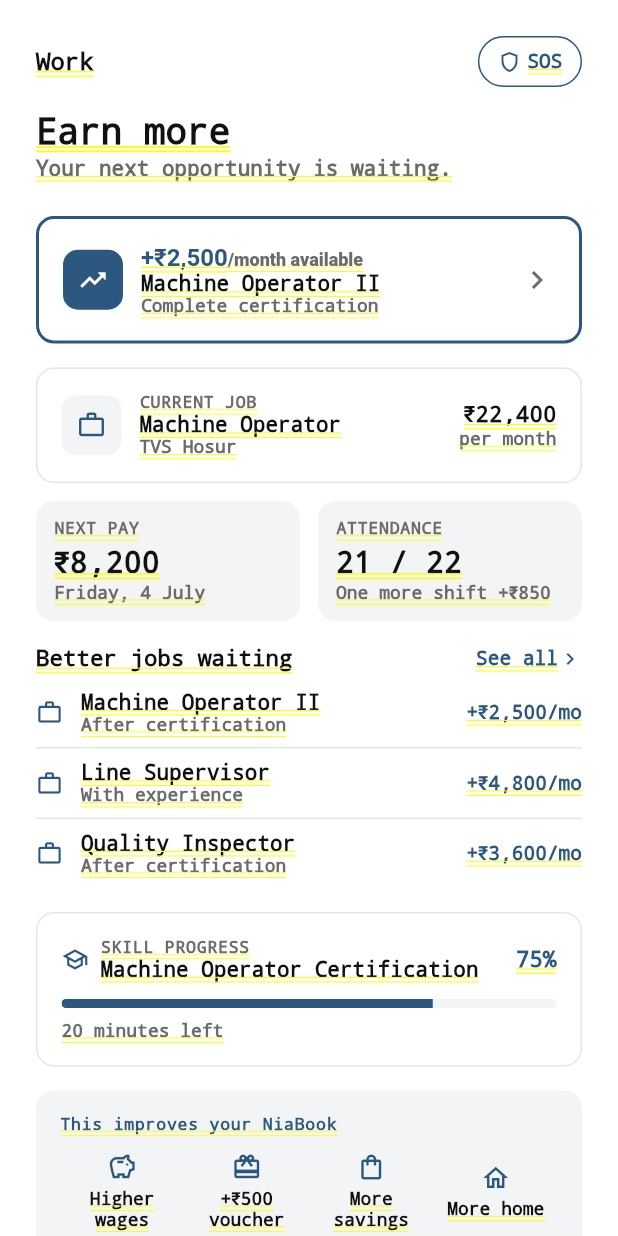
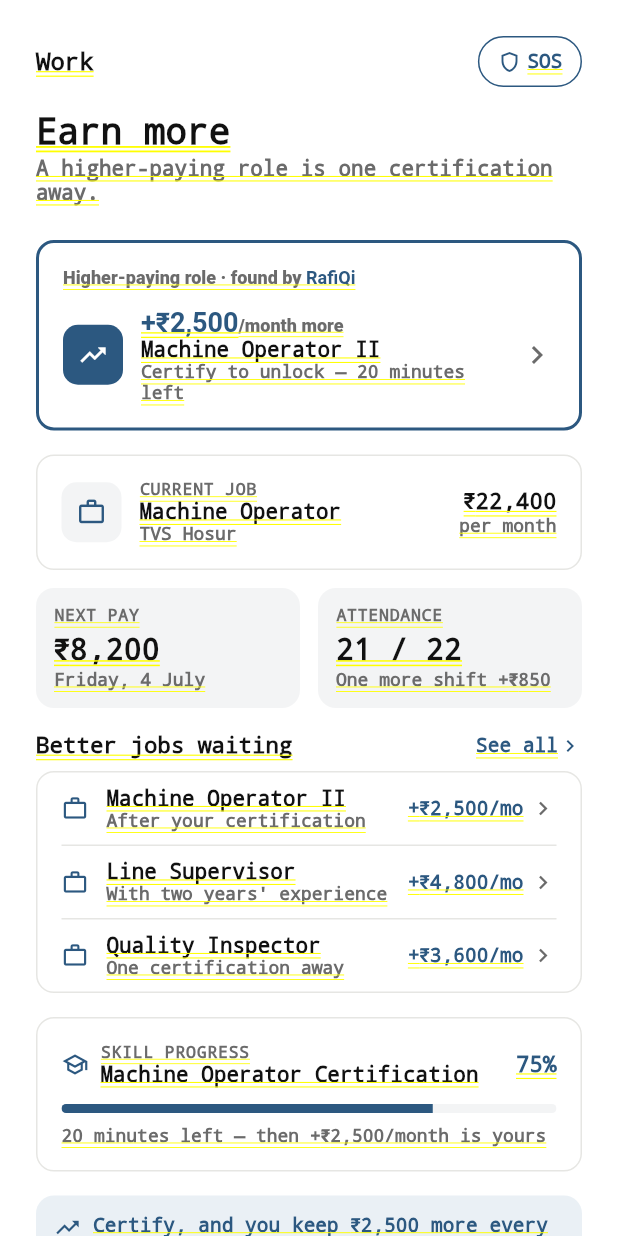
Before and after one commit to SachinChhabra1/Platform, a Flutter app: the WorkPage screen opened directly, on a phone screen of 412 x 824 dp. Run offline on Flutter 3.47's test engine with Material 3 defaults, Android fonts, the phone set to English and light mode, and no system bars.

Commit message:
Work to App-Store quality: shared components + benefit copy + economic chain
Rebuild Work onto the hardened Nia component set (matching Living):

- Wrap in NiaReveal; rebuild on InfoCard/SummaryCard/ListRow/SectionHeader
  instead of the pre-hardening niaCard/niaListRow helpers.
- Hero is the +₹2,500/month opportunity, found by RafiQi — blue-bordered,
  tappable, and screen-reader labelled.
- Better-jobs rows are benefit-led (the gain leads), tappable, one-line
  subtitles, wrapped in a card like Living's services.
- Close swapped from a flat "This improves your NiaBook" icon grid to a
  SummaryCard that states the chain: certification → +₹2,000 wages →
  +₹500 Sukh voucher → more savings → your NiaBook.
- Skill-progress ties the 20-minutes-left nudge to the +₹2,500 gain.

Work answers one promise only: Earn more. pillars_test updated to the
hardened close; Work golden regenerated (only work.png changed).

Co-Authored-By: Claude Opus 4.8 <noreply@anthropic.com>

```diff
--- a/apps/member/lib/features/pillars/work_page.dart
+++ b/apps/member/lib/features/pillars/work_page.dart
@@ -1,34 +1,60 @@
 import 'package:flutter/material.dart';
 
 import '../../theme/nia_tokens.dart';
+import '../../widgets/common.dart';
+import 'nia_components.dart';
 import 'pillar_kit.dart';
 
-/// Work · Earn more. Promise: earn more. Reality: current job, pay, attendance.
-/// Opportunity: a higher-paying certified role. Supporting: better jobs, skill
-/// progress. Contribution: higher wages, voucher, savings, home. Built on the
-/// shared [PillarScaffold]; layout follows the approved deck screen.
+/// Work · Earn more. Promise: earn more — one promise, nothing else. Opportunity:
+/// a higher-paying certified role, found by RafiQi — the hero of the screen.
+/// Reality: the current job, next pay, attendance. Supporting: better jobs and
+/// certification progress. Contribution: the economic chain that lands in NiaBook
+/// (certification → +₹2,000 wages → +₹500 Sukh voucher → more savings). Every row
+/// leads with what the Member gains, is tappable, and is labelled for a screen
+/// reader. Product-locked; built to the approved screen on shared components.
 class WorkPage extends StatelessWidget {
   const WorkPage({super.key});
 
   @override
   Widget build(BuildContext context) {
-    return PillarScaffold(
+    return NiaReveal(
+      child: PillarScaffold(
         pillar: 'Work',
         promise: 'Earn more',
-      promiseSub: 'Your next opportunity is waiting.',
+        promiseSub: 'A higher-paying role is one certification away.',
         body: <PillarBlock>[
           PillarBlock(PillarSection.opportunity, _hero(context)),
           PillarBlock(PillarSection.reality, _reality()),
           PillarBlock(PillarSection.supporting, _betterJobs(context)),
           PillarBlock(PillarSection.supporting, _skillProgress()),
         ],
-      contribution: _improves(),
+        contribution: const SummaryCard(
+          title: 'Certify, and you keep ₹2,500 more every month',
+          subtitle:
+              '+₹2,000 wages · +₹500 Sukh voucher → more savings → your NiaBook',
+        ),
+      ),
     );
   }
 
-  Widget _hero(BuildContext context) => niaCard(
-        hero: true,
-        child: Row(
+  /// The hero: the primary opportunity, found by RafiQi. Blue-bordered, tappable,
+  /// and labelled — the +₹2,500/month role that opens the whole screen.
+  Widget _hero(BuildContext context) => Semantics(
+        button: true,
+        label: 'Higher-paying role found by RafiQi. Machine Operator II, '
+            'plus ₹2,500 a month once you certify. 20 minutes left.',
+        excludeSemantics: true,
+        child: InkWell(
+          onTap: () => prototypeNoOp(context, 'Machine Operator II'),
+          borderRadius: BorderRadius.circular(NiaTokens.radius),
+          child: InfoCard(
+            style: CardStyle.hero,
+            child: Column(
+              crossAxisAlignment: CrossAxisAlignment.start,
+              children: <Widget>[
+                foundByRafiqi('Higher-paying role'),
+                const SizedBox(height: NiaTokens.s3),
+                Row(
                   children: <Widget>[
                     niaIconChip(Icons.trending_up, filled: true),
                     const SizedBox(width: NiaTokens.s3),
@@ -36,37 +62,45 @@ class WorkPage extends StatelessWidget {
                       child: Column(
                         crossAxisAlignment: CrossAxisAlignment.start,
                         children: <Widget>[
-                  Text.rich(TextSpan(children: <InlineSpan>[
-                    const TextSpan(
+                          Text.rich(TextSpan(children: const <InlineSpan>[
+                            TextSpan(
                                 text: '+₹2,500',
                                 style: TextStyle(
-                            fontSize: 16,
+                                    fontSize: 18,
                                     fontWeight: FontWeight.w700,
                                     color: NiaTokens.blue)),
-                    const TextSpan(
-                        text: '/month available',
+                            TextSpan(
+                                text: '/month more',
                                 style: TextStyle(
-                            fontSize: 12, color: NiaTokens.inkSecondary)),
+                                    fontSize: 12,
+                                    color: NiaTokens.inkSecondary)),
                           ])),
                           const Text('Machine Operator II',
                               style: TextStyle(
                                   fontSize: 14,
                                   fontWeight: FontWeight.w600,
                                   color: NiaTokens.ink)),
-                  const Text('Complete certification',
+                          const Text('Certify to unlock — 20 minutes left',
                               style: TextStyle(
                                   fontSize: 12, color: NiaTokens.inkSecondary)),
                         ],
                       ),
                     ),
-            const Icon(Icons.chevron_right, color: NiaTokens.inkSecondary),
+                    const Icon(Icons.chevron_right,
+                        color: NiaTokens.inkSecondary),
                   ],
+                ),
+              ],
+            ),
+          ),
         ),
       );
 
+  /// Reality: today's job and pay. Grounding, not judgement — the base the
+  /// opportunity lifts you from.
   Widget _reality() => Column(
         children: <Widget>[
-          niaCard(
+          InfoCard(
             child: Row(
               children: <Widget>[
                 niaIconChip(Icons.work_outline),
@@ -120,32 +154,63 @@ class WorkPage extends StatelessWidget {
         ],
       );
 
+  /// Supporting: the ladder above this job. Every row leads with the gain and is
+  /// tappable, wrapped like Living's services card.
   Widget _betterJobs(BuildContext context) => Column(
         crossAxisAlignment: CrossAxisAlignment.start,
         children: <Widget>[
-          sectionTitle('Better jobs waiting',
+          SectionHeader('Better jobs waiting',
               trailing: niaLink(context, 'See all')),
-          const SizedBox(height: NiaTokens.s1),
-          niaListRow(Icons.work_outline, 'Machine Operator II',
-              'After certification',
-              trailing: '+₹2,500/mo'),
+          const SizedBox(height: NiaTokens.s2),
+          InfoCard(
+            padding: const EdgeInsets.symmetric(horizontal: NiaTokens.s4),
+            child: Column(
+              children: <Widget>[
+                ListRow(
+                  icon: Icons.work_outline,
+                  title: 'Machine Operator II',
+                  subtitle: 'After your certification',
+                  trailing: '+₹2,500/mo',
+                  trailingColor: NiaTokens.blue,
+                  showChevron: true,
+                  onTap: () => prototypeNoOp(context, 'Machine Operator II'),
+                ),
                 niaHairline(),
-          niaListRow(Icons.work_outline, 'Line Supervisor', 'With experience',
-              trailing: '+₹4,800/mo'),
+                ListRow(
+                  icon: Icons.work_outline,
+                  title: 'Line Supervisor',
+                  subtitle: "With two years' experience",
+                  trailing: '+₹4,800/mo',
+                  trailingColor: NiaTokens.blue,
+                  showChevron: true,
+                  onTap: () => prototypeNoOp(context, 'Line Supervisor'),
+                ),
                 niaHairline(),
-          niaListRow(Icons.work_outline, 'Quality Inspector',
-              'After certification',
-              trailing: '+₹3,600/mo'),
+                ListRow(
+                  icon: Icons.work_outline,
+                  title: 'Quality Inspector',
+                  subtitle: 'One certification away',
+                  trailing: '+₹3,600/mo',
+                  trailingColor: NiaTokens.blue,
+                  showChevron: true,
+                  onTap: () => prototypeNoOp(context, 'Quality Inspector'),
+                ),
+              ],
+            ),
+          ),
         ],
       );
 
-  Widget _skillProgress() => niaCard(
+  /// Supporting: the path to the hero. Progress toward the certification that
+  /// unlocks +₹2,500/month.
+  Widget _skillProgress() => InfoCard(
         child: Column(
           crossAxisAlignment: CrossAxisAlignment.start,
           children: <Widget>[
             Row(
               children: <Widget>[
-                const Icon(Icons.school_outlined, size: 18, color: NiaTokens.blue),
+                const Icon(Icons.school_outlined,
+                    size: 18, color: NiaTokens.blue),
                 const SizedBox(width: NiaTokens.s2),
                 Expanded(
                   child: Column(
@@ -179,31 +244,9 @@ class WorkPage extends StatelessWidget {
               ),
             ),
             const SizedBox(height: NiaTokens.s2),
-            const Text('20 minutes left',
+            const Text('20 minutes left — then +₹2,500/month is yours',
                 style: TextStyle(fontSize: 12, color: NiaTokens.inkSecondary)),
           ],
         ),
       );
-
-  Widget _improves() => niaCard(
-        grey: true,
-        child: Column(
-          crossAxisAlignment: CrossAxisAlignment.start,
-          children: <Widget>[
-            capsLabel('This improves your NiaBook'),
-            const SizedBox(height: NiaTokens.s3),
-            Row(
-              children: <Widget>[
-                Expanded(child: iconTile(Icons.savings_outlined, 'Higher wages', '')),
-                Expanded(
-                    child: iconTile(Icons.card_giftcard, '+₹500 voucher', '')),
-                Expanded(
-                    child:
-                        iconTile(Icons.shopping_bag_outlined, 'More savings', '')),
-                Expanded(child: iconTile(Icons.home_outlined, 'More home', '')),
-              ],
-            ),
-          ],
-        ),
-      );
 }
```
Also changed, not shown: 2 other files. Lines whose indentation alone changed are shown as unchanged.
